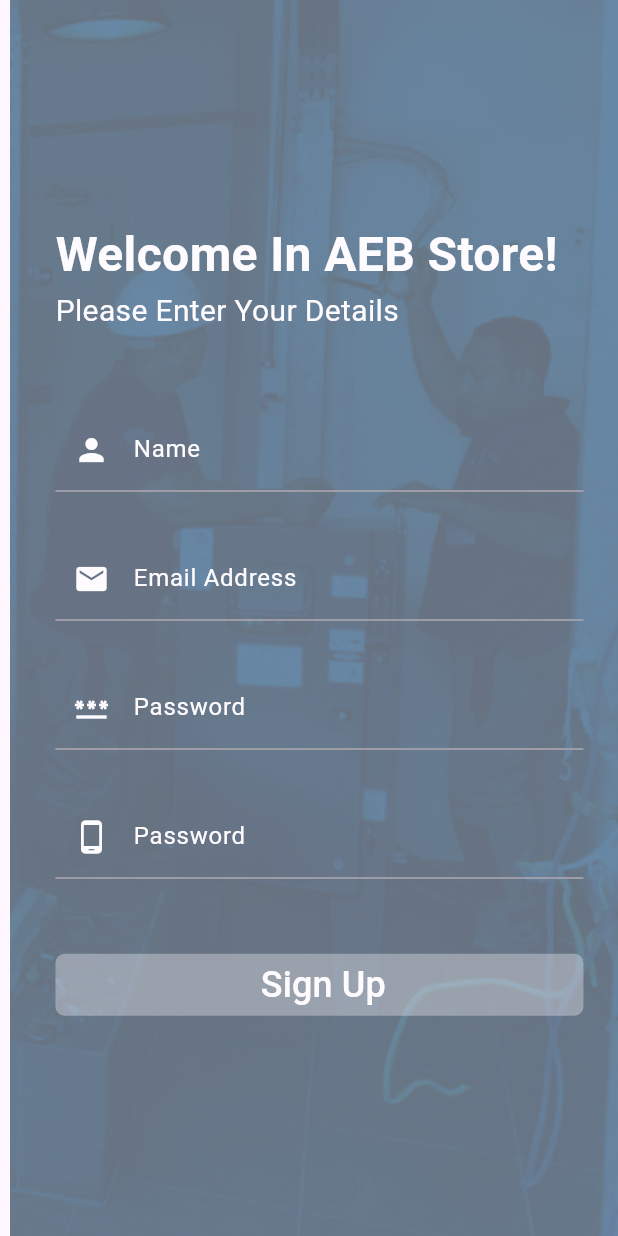
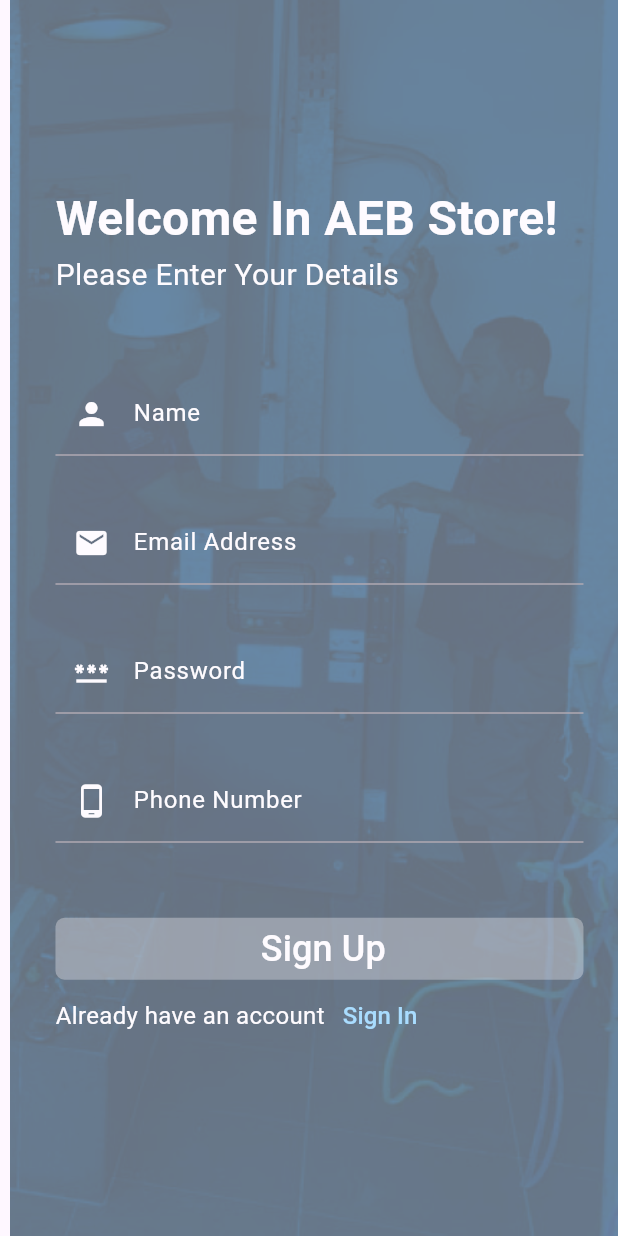
Before and after one commit to mai-alaa/e-commerce_app, a Flutter app: the screen it shows after launch, after a tap on "Sign Up", on a phone screen of 412 x 824 dp. Run offline on Flutter 3.47's test engine with Material 3 defaults, Android fonts, the phone set to English and light mode, and no system bars; our stand-ins replace get, google_fonts, material_design_icons_flutter, syncfusion_flutter_sliders; Roboto replaces fonts that are missing (Kanit).

Commit message:
add navigateTo function and make the category item responsive for any device

```diff
--- /dev/null
+++ b/lib/Features/auth/presentations/views/widget/default_textButton.dart
@@ -0,0 +1,35 @@
+import 'package:ecommerce_app/Core/utils/styles.dart';
+
+import 'package:flutter/material.dart';
+
+class DefaultTextButton extends StatelessWidget {
+  final String text;
+  final String presstext;
+  final Function function;
+  const DefaultTextButton({
+    super.key,
+    required this.text,
+    required this.function,
+    required this.presstext,
+  });
+
+  @override
+  Widget build(BuildContext context) {
+    return Row(
+      children: [
+        Text(
+          text,
+          style: Styles.labeltext,
+        ),
+        TextButton(
+            onPressed: () {
+              function();
+            },
+            child: Text(
+              presstext,
+              style: Styles.labeltext.copyWith(color: const Color(0xFF70CBFF)),
+            ))
+      ],
+    );
+  }
+}
--- a/lib/Features/auth/presentations/views/widget/new_account_button.dart
+++ /dev/null
@@ -1,39 +0,0 @@
-import 'package:ecommerce_app/Core/utils/styles.dart';
-import 'package:ecommerce_app/Features/auth/presentations/views/sign_up_screen.dart';
-import 'package:ecommerce_app/constants.dart';
-import 'package:flutter/material.dart';
-import 'package:get/get_core/src/get_main.dart';
-import 'package:get/get_navigation/get_navigation.dart';
-
-class NewAccount extends StatelessWidget {
-  const NewAccount({
-    super.key,
-  });
-
-  @override
-  Widget build(BuildContext context) {
-    return Row(
-      children: [
-        const Text(
-          'Don\'t have an account?',
-          style: Styles.labeltext,
-        ),
-        TextButton(
-            onPressed: () {
-              navigateTo();
-            },
-            child: Text(
-              'Sign Up',
-              style: Styles.labeltext.copyWith(color: const Color(0xFF70CBFF)),
-            ))
-      ],
-    );
-  }
-}
-
-void navigateTo() {
-  Future.delayed(const Duration(seconds: 1), () {
-    Get.to(const SignUpScreen(),
-        transition: Transition.fade, duration: KTransitionDurations);
-  });
-}
--- a/lib/Features/auth/presentations/views/widget/sign_up_body.dart
+++ b/lib/Features/auth/presentations/views/widget/sign_up_body.dart
@@ -1,7 +1,11 @@
 import 'package:ecommerce_app/Core/utils/styles.dart';
+import 'package:ecommerce_app/Features/auth/presentations/views/sign_in_screen.dart';
+import 'package:ecommerce_app/Features/auth/presentations/views/sign_up_screen.dart';
 import 'package:ecommerce_app/Features/auth/presentations/views/widget/background_auth.dart';
 import 'package:ecommerce_app/Features/auth/presentations/views/widget/custom_textFormFeiled.dart';
 import 'package:ecommerce_app/Features/auth/presentations/views/widget/default_button.dart';
+import 'package:ecommerce_app/Features/auth/presentations/views/widget/default_textButton.dart';
+import 'package:ecommerce_app/Features/home/presentation/views/home_screen_view.dart';
 import 'package:ecommerce_app/constants.dart';
 import 'package:flutter/material.dart';
 
@@ -17,8 +21,10 @@ class SignUpBody extends StatelessWidget {
     return Stack(
       children: [
         const BackgroundAuth(),
-        Padding(
+        Center(
+          child: Padding(
             padding: const EdgeInsets.symmetric(horizontal: 30.0),
+            child: SingleChildScrollView(
               child: Column(
                 mainAxisAlignment: MainAxisAlignment.center,
                 crossAxisAlignment: CrossAxisAlignment.start,
@@ -59,13 +65,27 @@ class SignUpBody extends StatelessWidget {
                   CustomTextFormFeiled(
                     controller: phoneController,
                     type: TextInputType.phone,
-                label: 'Password',
+                    label: 'Phone Number',
                     prefix: Icons.phone_android,
                     validate: (value) {},
                   ),
                   space50,
-              DefaultButton(text: 'Sign Up', onPressed: () {}, image: null)
+                  DefaultButton(
+                      text: 'Sign Up',
+                      onPressed: () {
+                        navigateTo(context, const HomeScreen());
+                      },
+                      image: null),
+                  DefaultTextButton(
+                    text: 'Already have an account',
+                    function: () {
+                      navigateTo(context, const SignInScreen());
+                    },
+                    presstext: 'Sign In',
+                  ),
                 ],
+              ),
+            ),
           ),
         ),
       ],
--- a/lib/Features/auth/presentations/views/widget/signin_body.dart
+++ b/lib/Features/auth/presentations/views/widget/signin_body.dart
@@ -1,9 +1,13 @@
 import 'package:ecommerce_app/Core/utils/assets.dart';
 import 'package:ecommerce_app/Core/utils/styles.dart';
+import 'package:ecommerce_app/Features/auth/presentations/views/sign_in_screen.dart';
+import 'package:ecommerce_app/Features/auth/presentations/views/sign_up_screen.dart';
 import 'package:ecommerce_app/Features/auth/presentations/views/widget/background_auth.dart';
 import 'package:ecommerce_app/Features/auth/presentations/views/widget/custom_textFormFeiled.dart';
 import 'package:ecommerce_app/Features/auth/presentations/views/widget/default_button.dart';
-import 'package:ecommerce_app/Features/auth/presentations/views/widget/new_account_button.dart';
+import 'package:ecommerce_app/Features/auth/presentations/views/widget/default_textButton.dart';
+import 'package:ecommerce_app/Features/home/presentation/views/home_screen_view.dart';
+
 import 'package:ecommerce_app/constants.dart';
 import 'package:flutter/material.dart';
 
@@ -20,8 +24,10 @@ class SignInBody extends StatelessWidget {
     return Stack(
       children: [
         const BackgroundAuth(),
-        Padding(
+        Center(
+          child: Padding(
             padding: const EdgeInsets.symmetric(horizontal: 30.0),
+            child: SingleChildScrollView(
               child: Column(
                 mainAxisAlignment: MainAxisAlignment.center,
                 crossAxisAlignment: CrossAxisAlignment.start,
@@ -55,7 +61,9 @@ class SignInBody extends StatelessWidget {
                   space50,
                   DefaultButton(
                     text: 'Sign In',
-                onPressed: () {},
+                    onPressed: () {
+                      navigateTo(context, const HomeScreen());
+                    },
                     image: null,
                   ),
                   spacehight,
@@ -87,8 +95,16 @@ class SignInBody extends StatelessWidget {
                     image: null,
                     buttonColor: Colors.black,
                   ),
-              const NewAccount()
+                  DefaultTextButton(
+                    text: 'Don\'t have an account?',
+                    presstext: 'Sign Up',
+                    function: () {
+                      navigateTo(context, const SignUpScreen());
+                    },
+                  )
                 ],
+              ),
+            ),
           ),
         ),
       ],
--- a/lib/Features/home/presentation/views/widgets/categories_view.dart
+++ b/lib/Features/home/presentation/views/widgets/categories_view.dart
@@ -12,7 +12,9 @@ class CategoriesView extends StatelessWidget {
           scrollDirection: Axis.horizontal,
           itemBuilder: (context, index) {
             return const Padding(
-              padding: EdgeInsets.only(right: 8),
+              padding: EdgeInsets.only(
+                right: 8,
+              ),
               child: CustomListViewItem(),
             );
           }),
--- a/lib/constants.dart
+++ b/lib/constants.dart
@@ -1,6 +1,8 @@
 // ignore_for_file: constant_identifier_names
 
 import 'package:flutter/material.dart';
+import 'package:get/get_core/src/get_main.dart';
+import 'package:get/get_navigation/get_navigation.dart';
 
 const KPrimaryColor = Color(0xFF013D6C);
 const KSecColor = Color.fromARGB(143, 136, 136, 100);
@@ -9,3 +11,8 @@ const KTransitionDurations = Duration(seconds: 1);
 const spacehight = SizedBox(height: 20);
 const space50 = SizedBox(height: 50);
 const space30 = SizedBox(height: 30);
+void navigateTo(context, widget) {
+  Future.delayed(const Duration(seconds: 1), () {
+    Get.to(widget, transition: Transition.fade, duration: KTransitionDurations);
+  });
+}
```
Also changed, not shown: lib/Features/home/presentation/views/widgets/custom_list_view_item.dart (+16 -8 lines). Lines whose indentation alone changed are shown as unchanged.
